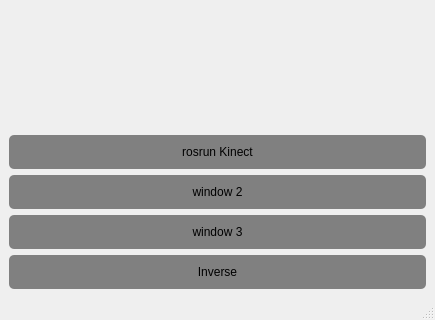
Qt form src/template_gui_package/include/template_gui_package/hello_gui.ui (AliJohn5/RC-Dual-Arms) before a commit; both pictures show x 0 to 435 and y 266 to 586 of the 435 by 586 pixel window.
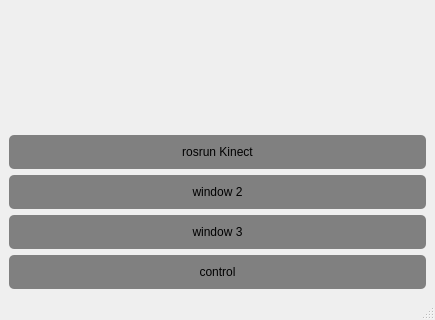
The same form after that commit. Icons and pictures are not drawn.

Patch:
```diff
--- a/src/template_gui_package/include/template_gui_package/hello_gui.ui
+++ b/src/template_gui_package/include/template_gui_package/hello_gui.ui
@@ -129,7 +129,7 @@
 }</string>
         </property>
         <property name="text">
-         <string>Inverse</string>
+         <string>control</string>
         </property>
        </widget>
       </item>
```
